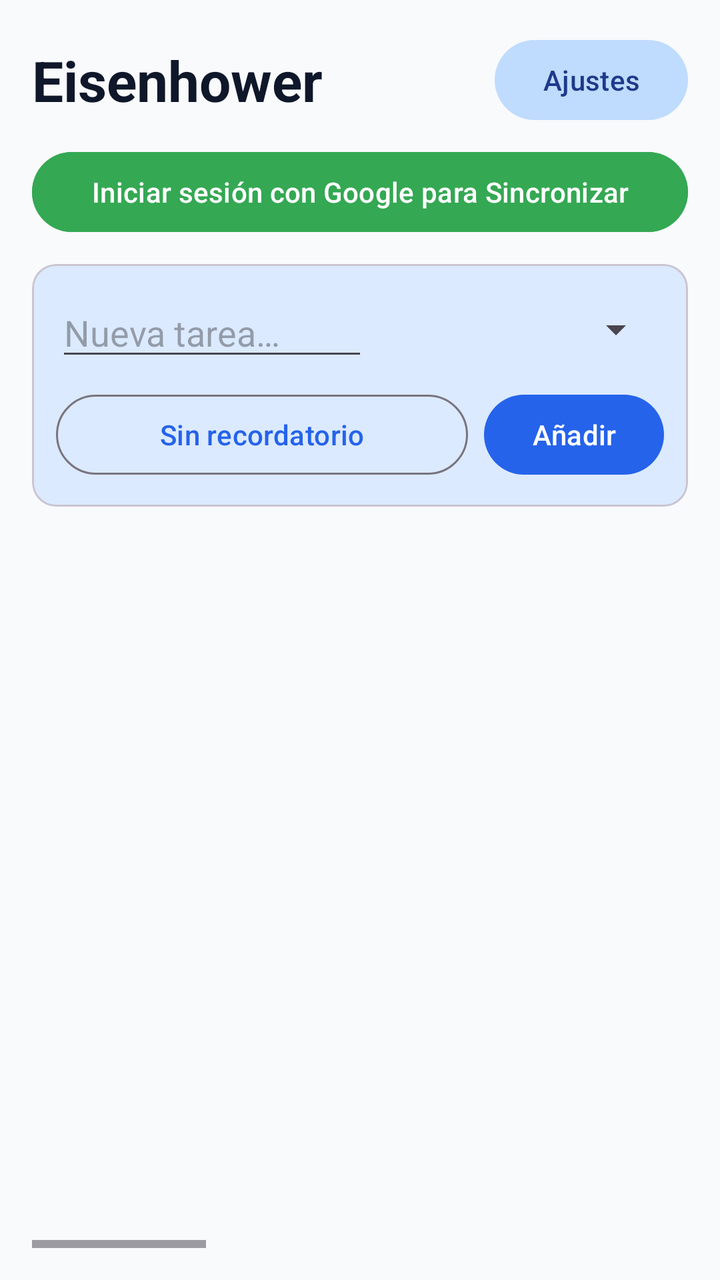
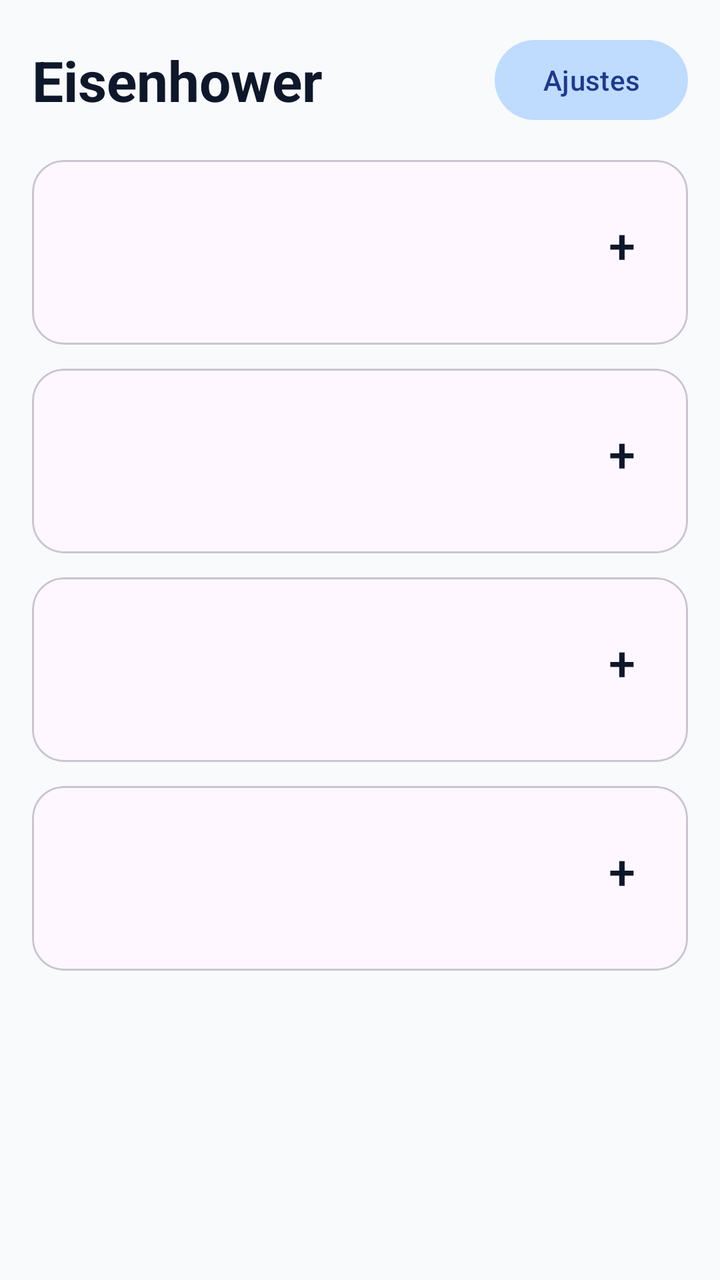

The first picture is an Android layout as it rendered before a commit; the second is the same layout after the commit. The layout source and the unified diff follow.
<!-- AndroidManifest.xml: application theme AppTheme -->
<!-- res/layout/activity_main.xml -->
<?xml version="1.0" encoding="utf-8"?>
<LinearLayout xmlns:android="http://schemas.android.com/apk/res/android"
    xmlns:app="http://schemas.android.com/apk/res-auto"
    android:layout_width="match_parent"
    android:layout_height="match_parent"
    android:background="#F8FAFC"
    android:orientation="vertical"
    android:padding="16dp">

    <LinearLayout
        android:layout_width="match_parent"
        android:layout_height="wrap_content"
        android:gravity="center_vertical"
        android:orientation="horizontal">

        <TextView
            android:layout_width="0dp"
            android:layout_height="wrap_content"
            android:layout_weight="1"
            android:text="@string/main_title"
            android:textColor="#0F172A"
            android:textSize="28sp"
            android:textStyle="bold" />

        <com.google.android.material.button.MaterialButton
            android:id="@+id/btnSettings"
            style="@style/Widget.Material3.Button.TonalButton"
            android:layout_width="wrap_content"
            android:layout_height="wrap_content"
            app:backgroundTint="#BFDBFE"
            android:textColor="#1E3A8A"
            android:text="@string/settings" />
    </LinearLayout>

    <com.google.android.material.button.MaterialButton
        android:id="@+id/btnGoogleSync"
        android:layout_width="match_parent"
        android:layout_height="wrap_content"
        android:layout_marginTop="8dp"
        android:text="Iniciar sesión con Google para Sincronizar"
        android:backgroundTint="#34A853"
        android:textColor="#FFFFFF" />

    <com.google.android.material.card.MaterialCardView
        android:layout_width="match_parent"
        android:layout_height="wrap_content"
        android:layout_marginTop="12dp"
        android:backgroundTint="#DBEAFE"
        android:elevation="0dp">

        <LinearLayout
            android:layout_width="match_parent"
            android:layout_height="wrap_content"
            android:orientation="vertical"
            android:padding="12dp">

            <LinearLayout
                android:layout_width="match_parent"
                android:layout_height="wrap_content"
                android:gravity="center_vertical"
                android:orientation="horizontal">

                <EditText
                    android:id="@+id/taskInput"
                    android:layout_width="0dp"
                    android:layout_height="wrap_content"
                    android:layout_weight="1"
                    android:hint="@string/task_hint"
                    android:inputType="textCapSentences"
                    android:maxLines="1" />

                <Spinner
                    android:id="@+id/quadrantSpinner"
                    android:layout_width="140dp"
                    android:layout_height="wrap_content"
                    android:layout_marginStart="8dp" />
            </LinearLayout>

            <LinearLayout
                android:layout_width="match_parent"
                android:layout_height="wrap_content"
                android:layout_marginTop="8dp"
                android:orientation="horizontal">

                <com.google.android.material.button.MaterialButton
                    android:id="@+id/mainDateBtn"
                    style="@style/Widget.Material3.Button.OutlinedButton"
                    android:layout_width="0dp"
                    android:layout_height="wrap_content"
                    android:layout_weight="1"
                    android:text="Sin recordatorio" />

                <com.google.android.material.button.MaterialButton
                    android:id="@+id/btnAdd"
                    android:layout_width="wrap_content"
                    android:layout_height="wrap_content"
                    android:layout_marginStart="8dp"
                    android:text="@string/add" />
            </LinearLayout>
        </LinearLayout>
    </com.google.android.material.card.MaterialCardView>

    <HorizontalScrollView
        android:layout_width="match_parent"
        android:layout_height="0dp"
        android:layout_marginTop="16dp"
        android:layout_weight="1"
        android:fillViewport="true">

        <LinearLayout
            android:layout_width="wrap_content"
            android:layout_height="match_parent"
            android:orientation="horizontal">

            <LinearLayout android:layout_width="300dp" android:layout_height="match_parent" android:layout_marginEnd="12dp" android:orientation="vertical">
                <TextView android:id="@+id/titleQ1View" android:layout_width="match_parent" android:layout_height="wrap_content" android:textColor="#0F172A" android:textSize="18sp" android:textStyle="bold" android:paddingBottom="8dp"/>
                <androidx.recyclerview.widget.RecyclerView android:id="@+id/listQ1" android:layout_width="match_parent" android:layout_height="match_parent" />
            </LinearLayout>

            <LinearLayout android:layout_width="300dp" android:layout_height="match_parent" android:layout_marginEnd="12dp" android:orientation="vertical">
                <TextView android:id="@+id/titleQ2View" android:layout_width="match_parent" android:layout_height="wrap_content" android:textColor="#0F172A" android:textSize="18sp" android:textStyle="bold" android:paddingBottom="8dp"/>
                <androidx.recyclerview.widget.RecyclerView android:id="@+id/listQ2" android:layout_width="match_parent" android:layout_height="match_parent" />
            </LinearLayout>

            <LinearLayout android:layout_width="300dp" android:layout_height="match_parent" android:layout_marginEnd="12dp" android:orientation="vertical">
                <TextView android:id="@+id/titleQ3View" android:layout_width="match_parent" android:layout_height="wrap_content" android:textColor="#0F172A" android:textSize="18sp" android:textStyle="bold" android:paddingBottom="8dp"/>
                <androidx.recyclerview.widget.RecyclerView android:id="@+id/listQ3" android:layout_width="match_parent" android:layout_height="match_parent" />
            </LinearLayout>

            <LinearLayout android:layout_width="300dp" android:layout_height="match_parent" android:orientation="vertical">
                <TextView android:id="@+id/titleQ4View" android:layout_width="match_parent" android:layout_height="wrap_content" android:textColor="#0F172A" android:textSize="18sp" android:textStyle="bold" android:paddingBottom="8dp"/>
                <androidx.recyclerview.widget.RecyclerView android:id="@+id/listQ4" android:layout_width="match_parent" android:layout_height="match_parent" />
            </LinearLayout>
        </LinearLayout>
    </HorizontalScrollView>
</LinearLayout>
<!-- resources referenced by this layout -->
<resources>
  <string name="add">Añadir</string>
  <string name="main_title">Eisenhower</string>
  <string name="settings">Ajustes</string>
  <string name="task_hint">Nueva tarea…</string>
  <style name="AppTheme" parent="Theme.Material3.Light.NoActionBar">
          <item name="colorPrimary">#2563EB</item>
          <item name="android:statusBarColor">#0F172A</item>
          <item name="android:navigationBarColor">#0F172A</item>
      </style>
</resources>

<!-- the commit's change to res/layout/activity_main.xml (unified diff, before → after) -->
@@ -1,136 +1,143 @@
 <?xml version="1.0" encoding="utf-8"?>
-<LinearLayout xmlns:android="http://schemas.android.com/apk/res/android"
+<androidx.core.widget.NestedScrollView xmlns:android="http://schemas.android.com/apk/res/android"
     xmlns:app="http://schemas.android.com/apk/res-auto"
     android:layout_width="match_parent"
     android:layout_height="match_parent"
     android:background="#F8FAFC"
-    android:orientation="vertical"
-    android:padding="16dp">
+    android:fillViewport="true">
 
     <LinearLayout
         android:layout_width="match_parent"
         android:layout_height="wrap_content"
-        android:gravity="center_vertical"
-        android:orientation="horizontal">
+        android:orientation="vertical"
+        android:padding="16dp">
 
-        <TextView
-            android:layout_width="0dp"
-            android:layout_height="wrap_content"
-            android:layout_weight="1"
-            android:text="@string/main_title"
-            android:textColor="#0F172A"
-            android:textSize="28sp"
-            android:textStyle="bold" />
-
-        <com.google.android.material.button.MaterialButton
-            android:id="@+id/btnSettings"
-            style="@style/Widget.Material3.Button.TonalButton"
-            android:layout_width="wrap_content"
-            android:layout_height="wrap_content"
-            app:backgroundTint="#BFDBFE"
-            android:textColor="#1E3A8A"
-            android:text="@string/settings" />
-    </LinearLayout>
-
-    <com.google.android.material.button.MaterialButton
-        android:id="@+id/btnGoogleSync"
-        android:layout_width="match_parent"
-        android:layout_height="wrap_content"
-        android:layout_marginTop="8dp"
-        android:text="Iniciar sesión con Google para Sincronizar"
-        android:backgroundTint="#34A853"
-        android:textColor="#FFFFFF" />
-
-    <com.google.android.material.card.MaterialCardView
-        android:layout_width="match_parent"
-        android:layout_height="wrap_content"
-        android:layout_marginTop="12dp"
-        android:backgroundTint="#DBEAFE"
-        android:elevation="0dp">
-
+        
         <LinearLayout
             android:layout_width="match_parent"
             android:layout_height="wrap_content"
-            android:orientation="vertical"
-            android:padding="12dp">
+            android:gravity="center_vertical"
+            android:orientation="horizontal"
+            android:layout_marginBottom="16dp">
 
+            <TextView
+                android:layout_width="0dp"
+                android:layout_height="wrap_content"
+                android:layout_weight="1"
+                android:text="@string/main_title"
+                android:textColor="#0F172A"
+                android:textSize="28sp"
+                android:textStyle="bold" />
+
+            <com.google.android.material.button.MaterialButton
+                android:id="@+id/btnSettings"
+                style="@style/Widget.Material3.Button.TonalButton"
+                android:layout_width="wrap_content"
+                android:layout_height="wrap_content"
+                app:backgroundTint="#BFDBFE"
+                android:textColor="#1E3A8A"
+                android:text="@string/settings" />
+        </LinearLayout>
+
+        
+        <com.google.android.material.card.MaterialCardView
+            android:id="@+id/cardQ1"
+            android:layout_width="match_parent"
+            android:layout_height="wrap_content"
+            android:layout_marginBottom="12dp"
+            app:cardCornerRadius="16dp"
+            app:cardElevation="0dp">
             <LinearLayout
                 android:layout_width="match_parent"
                 android:layout_height="wrap_content"
-                android:gravity="center_vertical"
-                android:orientation="horizontal">
+                android:orientation="vertical"
+                android:padding="12dp">
+                <LinearLayout
+                    android:layout_width="match_parent"
+                    android:layout_height="wrap_content"
+                    android:gravity="center_vertical"
+                    android:orientation="horizontal">
+                    <TextView android:id="@+id/titleQ1View" android:layout_width="0dp" android:layout_height="wrap_content" android:layout_weight="1" android:textColor="#0F172A" android:textSize="18sp" android:textStyle="bold"/>
+                    <com.google.android.material.button.MaterialButton android:id="@+id/btnAddQ1" style="@style/Widget.Material3.Button.IconButton" android:layout_width="wrap_content" android:layout_height="wrap_content" android:text="+" android:textSize="24sp" android:textColor="#0F172A"/>
+                </LinearLayout>
+                <androidx.recyclerview.widget.RecyclerView android:id="@+id/listQ1" android:layout_width="match_parent" android:layout_height="wrap_content" android:nestedScrollingEnabled="false" android:layout_marginTop="8dp"/>
+            </LinearLayout>
+        </com.google.android.material.card.MaterialCardView>
 
-                <EditText
-                    android:id="@+id/taskInput"
-                    android:layout_width="0dp"
-                    android:layout_height="wrap_content"
-                    android:layout_weight="1"
-                    android:hint="@string/task_hint"
-                    android:inputType="textCapSentences"
-                    android:maxLines="1" />
-
-                <Spinner
-                    android:id="@+id/quadrantSpinner"
-                    android:layout_width="140dp"
-                    android:layout_height="wrap_content"
-                    android:layout_marginStart="8dp" />
-            </LinearLayout>
-
+        
+        <com.google.android.material.card.MaterialCardView
+            android:id="@+id/cardQ2"
+            android:layout_width="match_parent"
+            android:layout_height="wrap_content"
+            android:layout_marginBottom="12dp"
+            app:cardCornerRadius="16dp"
+            app:cardElevation="0dp">
             <LinearLayout
                 android:layout_width="match_parent"
                 android:layout_height="wrap_content"
-                android:layout_marginTop="8dp"
-                android:orientation="horizontal">
+                android:orientation="vertical"
+                android:padding="12dp">
+                <LinearLayout
+                    android:layout_width="match_parent"
+                    android:layout_height="wrap_content"
+                    android:gravity="center_vertical"
+                    android:orientation="horizontal">
+                    <TextView android:id="@+id/titleQ2View" android:layout_width="0dp" android:layout_height="wrap_content" android:layout_weight="1" android:textColor="#0F172A" android:textSize="18sp" android:textStyle="bold"/>
+                    <com.google.android.material.button.MaterialButton android:id="@+id/btnAddQ2" style="@style/Widget.Material3.Button.IconButton" android:layout_width="wrap_content" android:layout_height="wrap_content" android:text="+" android:textSize="24sp" android:textColor="#0F172A"/>
+                </LinearLayout>
+                <androidx.recyclerview.widget.RecyclerView android:id="@+id/listQ2" android:layout_width="match_parent" android:layout_height="wrap_content" android:nestedScrollingEnabled="false" android:layout_marginTop="8dp"/>
+            </LinearLayout>
+        </com.google.android.material.card.MaterialCardView>
 
-                <com.google.android.material.button.MaterialButton
-                    android:id="@+id/mainDateBtn"
-                    style="@style/Widget.Material3.Button.OutlinedButton"
-                    android:layout_width="0dp"
+        
+        <com.google.android.material.card.MaterialCardView
+            android:id="@+id/cardQ3"
+            android:layout_width="match_parent"
+            android:layout_height="wrap_content"
+            android:layout_marginBottom="12dp"
+            app:cardCornerRadius="16dp"
+            app:cardElevation="0dp">
+            <LinearLayout
+                android:layout_width="match_parent"
+                android:layout_height="wrap_content"
+                android:orientation="vertical"
+                android:padding="12dp">
+                <LinearLayout
+                    android:layout_width="match_parent"
                     android:layout_height="wrap_content"
-                    android:layout_weight="1"
-                    android:text="Sin recordatorio" />
+                    android:gravity="center_vertical"
+                    android:orientation="horizontal">
+                    <TextView android:id="@+id/titleQ3View" android:layout_width="0dp" android:layout_height="wrap_content" android:layout_weight="1" android:textColor="#0F172A" android:textSize="18sp" android:textStyle="bold"/>
+                    <com.google.android.material.button.MaterialButton android:id="@+id/btnAddQ3" style="@style/Widget.Material3.Button.IconButton" android:layout_width="wrap_content" android:layout_height="wrap_content" android:text="+" android:textSize="24sp" android:textColor="#0F172A"/>
+                </LinearLayout>
+                <androidx.recyclerview.widget.RecyclerView android:id="@+id/listQ3" android:layout_width="match_parent" android:layout_height="wrap_content" android:nestedScrollingEnabled="false" android:layout_marginTop="8dp"/>
+            </LinearLayout>
+        </com.google.android.material.card.MaterialCardView>
 
-                <com.google.android.material.button.MaterialButton
-                    android:id="@+id/btnAdd"
-                    android:layout_width="wrap_content"
+        
+        <com.google.android.material.card.MaterialCardView
+            android:id="@+id/cardQ4"
+            android:layout_width="match_parent"
+            android:layout_height="wrap_content"
+            android:layout_marginBottom="12dp"
+            app:cardCornerRadius="16dp"
+            app:cardElevation="0dp">
+            <LinearLayout
+                android:layout_width="match_parent"
+                android:layout_height="wrap_content"
+                android:orientation="vertical"
+                android:padding="12dp">
+                <LinearLayout
+                    android:layout_width="match_parent"
                     android:layout_height="wrap_content"
-                    android:layout_marginStart="8dp"
-                    android:text="@string/add" />
+                    android:gravity="center_vertical"
+                    android:orientation="horizontal">
+                    <TextView android:id="@+id/titleQ4View" android:layout_width="0dp" android:layout_height="wrap_content" android:layout_weight="1" android:textColor="#0F172A" android:textSize="18sp" android:textStyle="bold"/>
+                    <com.google.android.material.button.MaterialButton android:id="@+id/btnAddQ4" style="@style/Widget.Material3.Button.IconButton" android:layout_width="wrap_content" android:layout_height="wrap_content" android:text="+" android:textSize="24sp" android:textColor="#0F172A"/>
+                </LinearLayout>
+                <androidx.recyclerview.widget.RecyclerView android:id="@+id/listQ4" android:layout_width="match_parent" android:layout_height="wrap_content" android:nestedScrollingEnabled="false" android:layout_marginTop="8dp"/>
             </LinearLayout>
-        </LinearLayout>
-    </com.google.android.material.card.MaterialCardView>
+        </com.google.android.material.card.MaterialCardView>
 
-    <HorizontalScrollView
-        android:layout_width="match_parent"
-        android:layout_height="0dp"
-        android:layout_marginTop="16dp"
-        android:layout_weight="1"
-        android:fillViewport="true">
-
-        <LinearLayout
-            android:layout_width="wrap_content"
-            android:layout_height="match_parent"
-            android:orientation="horizontal">
-
-            <LinearLayout android:layout_width="300dp" android:layout_height="match_parent" android:layout_marginEnd="12dp" android:orientation="vertical">
-                <TextView android:id="@+id/titleQ1View" android:layout_width="match_parent" android:layout_height="wrap_content" android:textColor="#0F172A" android:textSize="18sp" android:textStyle="bold" android:paddingBottom="8dp"/>
-                <androidx.recyclerview.widget.RecyclerView android:id="@+id/listQ1" android:layout_width="match_parent" android:layout_height="match_parent" />
-            </LinearLayout>
-
-            <LinearLayout android:layout_width="300dp" android:layout_height="match_parent" android:layout_marginEnd="12dp" android:orientation="vertical">
-                <TextView android:id="@+id/titleQ2View" android:layout_width="match_parent" android:layout_height="wrap_content" android:textColor="#0F172A" android:textSize="18sp" android:textStyle="bold" android:paddingBottom="8dp"/>
-                <androidx.recyclerview.widget.RecyclerView android:id="@+id/listQ2" android:layout_width="match_parent" android:layout_height="match_parent" />
-            </LinearLayout>
-
-            <LinearLayout android:layout_width="300dp" android:layout_height="match_parent" android:layout_marginEnd="12dp" android:orientation="vertical">
-                <TextView android:id="@+id/titleQ3View" android:layout_width="match_parent" android:layout_height="wrap_content" android:textColor="#0F172A" android:textSize="18sp" android:textStyle="bold" android:paddingBottom="8dp"/>
-                <androidx.recyclerview.widget.RecyclerView android:id="@+id/listQ3" android:layout_width="match_parent" android:layout_height="match_parent" />
-            </LinearLayout>
-
-            <LinearLayout android:layout_width="300dp" android:layout_height="match_parent" android:orientation="vertical">
-                <TextView android:id="@+id/titleQ4View" android:layout_width="match_parent" android:layout_height="wrap_content" android:textColor="#0F172A" android:textSize="18sp" android:textStyle="bold" android:paddingBottom="8dp"/>
-                <androidx.recyclerview.widget.RecyclerView android:id="@+id/listQ4" android:layout_width="match_parent" android:layout_height="match_parent" />
-            </LinearLayout>
-        </LinearLayout>
-    </HorizontalScrollView>
-</LinearLayout>
+    </LinearLayout>
+</androidx.core.widget.NestedScrollView>
<!-- resource entries referenced after the edit -->
@@ -1,9 +1,7 @@
 <!-- resources referenced by this layout -->
 <resources>
-  <string name="add">Añadir</string>
   <string name="main_title">Eisenhower</string>
   <string name="settings">Ajustes</string>
-  <string name="task_hint">Nueva tarea…</string>
   <style name="AppTheme" parent="Theme.Material3.Light.NoActionBar">
           <item name="colorPrimary">#2563EB</item>
           <item name="android:statusBarColor">#0F172A</item>
